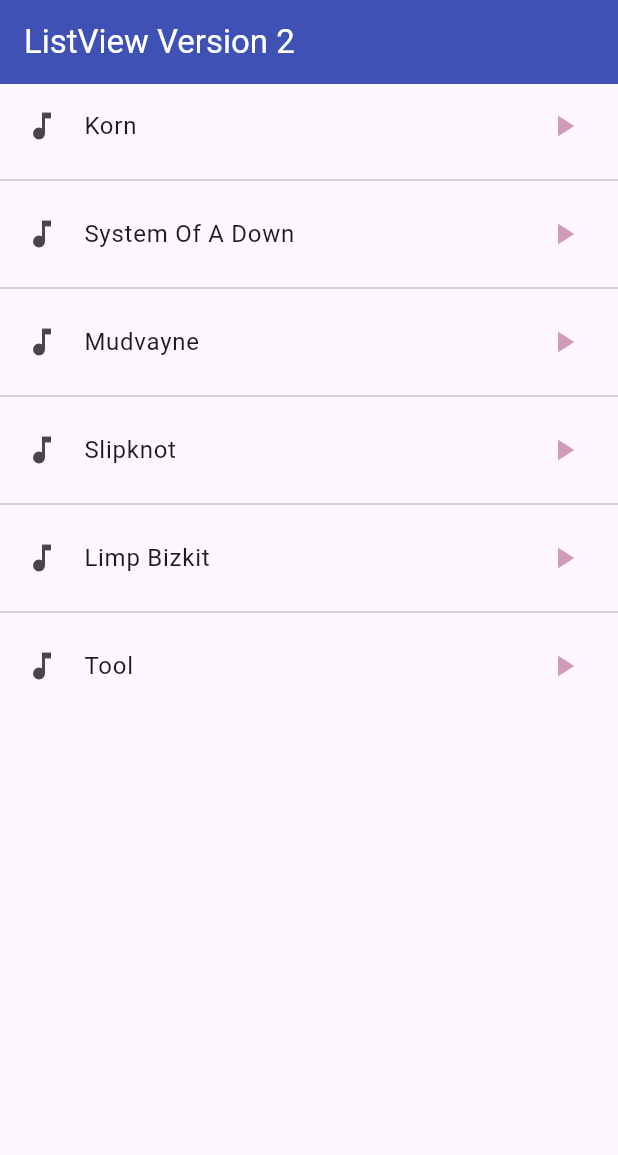
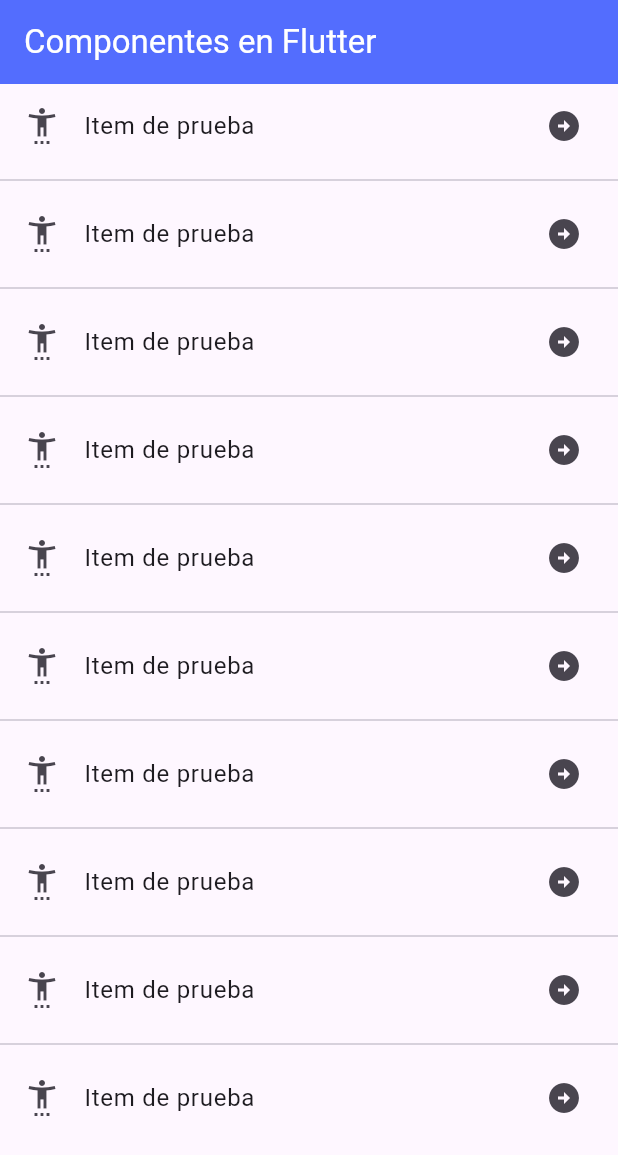
Before and after one commit to SAV-G141/flutter_componentes, a Flutter app: the screen it shows after launch, on a phone screen of 412 x 824 dp. Shown: the top 1155 px of the screen. Run offline on Flutter 3.47's test engine with Material 3 defaults, Android fonts, the phone set to English and light mode, and no system bars.

Commit message:
update150525_v2

```diff
--- a/lib/main.dart
+++ b/lib/main.dart
@@ -1,7 +1,4 @@
-import 'package:fl_componentes/screens/alert_screen.dart';
-import 'package:fl_componentes/screens/card_screen.dart';
-import 'package:fl_componentes/screens/list_view1.dart';
-import 'package:fl_componentes/screens/list_view2.dart';
+import 'package:fl_componentes/screens/screens.dart';
 import 'package:flutter/material.dart';
 
 void main() => runApp(const MyApp());
@@ -14,8 +11,10 @@ class MyApp extends StatelessWidget {
     return MaterialApp(
       debugShowCheckedModeBanner: false,
       title: 'Material App',
-      home: ListView2Screen(),
+      //home: ListView2Screen(),
+      initialRoute: 'home',
       routes: {
+        'home': (BuildContext context) => HomeScreen(),
         'listview1': (BuildContext context) => ListView1Screen(),
         'listview2' : (BuildContext context) => ListView2Screen(),
         'card' : (BuildContext context) => CardScreen(),
--- /dev/null
+++ b/lib/screens/home_screen.dart
@@ -0,0 +1,27 @@
+import 'package:flutter/material.dart';
+
+class HomeScreen extends StatelessWidget {
+
+  const HomeScreen({super.key});
+
+  @override
+  Widget build(BuildContext context) {
+    return Scaffold(
+      appBar: AppBar(
+        title: Text(
+          'Componentes en Flutter',
+          style: TextStyle(color: Colors.white)
+          ),
+        backgroundColor: Colors.indigoAccent,
+      ),
+      body: ListView.separated(
+        itemBuilder:(context, index) => ListTile(
+          leading: Icon(Icons.settings_accessibility),
+          title: Text('Item de prueba'),
+          trailing: Icon(Icons.arrow_circle_right),
+        ),
+        separatorBuilder:(context, index) => Divider(),
+        itemCount: 10)
+    );
+  }
+}
--- a/lib/screens/screens.dart
+++ b/lib/screens/screens.dart
@@ -1,4 +1,5 @@
 // archivo base o archivo de barril
+export 'package:fl_componentes/screens/home_screen.dart';
 export 'package:fl_componentes/screens/alert_screen.dart';
 export 'package:fl_componentes/screens/card_screen.dart';
 export 'package:fl_componentes/screens/list_view1.dart';
```
